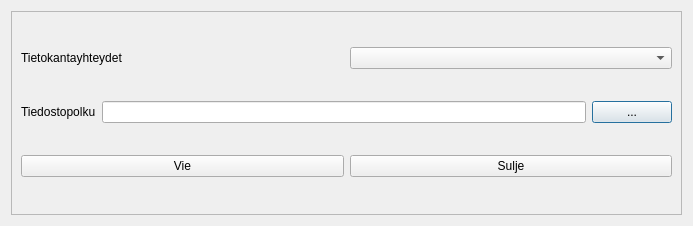
Before: the Qt Designer form infrao/resources/ui/export.ui in GispoCoding/infrao-plugin, drawn with Qt 5.
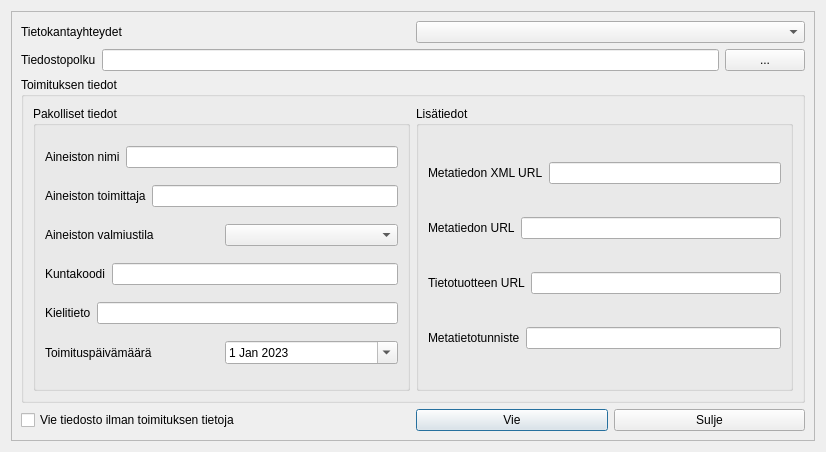
After: the same form once the commit is applied. Custom widgets are drawn as their Qt base class.

Commit message: Add osoite, suunnitelmalinkkitieto, paatos, shipment information and metadata exporting functionality. Add function documentation.

Diff of the .ui file:
```diff
--- a/infrao/resources/ui/export.ui
+++ b/infrao/resources/ui/export.ui
@@ -6,8 +6,8 @@
    <rect>
     <x>0</x>
     <y>0</y>
-    <width>693</width>
-    <height>226</height>
+    <width>826</width>
+    <height>452</height>
    </rect>
   </property>
   <property name="windowTitle">
@@ -30,13 +30,28 @@
        <rect>
         <x>0</x>
         <y>0</y>
-        <width>673</width>
-        <height>206</height>
+        <width>806</width>
+        <height>432</height>
        </rect>
       </property>
       <layout class="QGridLayout" name="gridLayout_2">
-       <item row="0" column="1">
-        <widget class="QComboBox" name="dbComboBox"/>
+       <item row="3" column="1">
+        <layout class="QHBoxLayout" name="horizontalLayout_13">
+         <item>
+          <widget class="QPushButton" name="exportButton">
+           <property name="text">
+            <string>Vie</string>
+           </property>
+          </widget>
+         </item>
+         <item>
+          <widget class="QPushButton" name="closeButton">
+           <property name="text">
+            <string>Sulje</string>
+           </property>
+          </widget>
+         </item>
+        </layout>
        </item>
        <item row="1" column="0" colspan="2">
         <layout class="QHBoxLayout" name="horizontalLayout">
@@ -63,24 +78,249 @@
          </item>
         </layout>
        </item>
-       <item row="2" column="1">
-        <widget class="QPushButton" name="closeButton">
-         <property name="text">
-          <string>Sulje</string>
+       <item row="2" column="0" colspan="2">
+        <widget class="QGroupBox" name="shipment_information_box">
+         <property name="enabled">
+          <bool>true</bool>
          </property>
-        </widget>
-       </item>
-       <item row="0" column="0">
-        <widget class="QLabel" name="label">
-         <property name="text">
-          <string>Tietokantayhteydet</string>
+         <property name="title">
+          <string>Toimituksen tiedot</string>
          </property>
+         <property name="flat">
+          <bool>false</bool>
+         </property>
+         <property name="checkable">
+          <bool>false</bool>
+         </property>
+         <layout class="QHBoxLayout" name="horizontalLayout_12">
+          <item>
+           <widget class="QGroupBox" name="groupBox">
+            <property name="title">
+             <string>Pakolliset tiedot</string>
+            </property>
+            <layout class="QVBoxLayout" name="verticalLayout">
+             <item>
+              <layout class="QHBoxLayout" name="horizontalLayout_2">
+               <item>
+                <widget class="QLabel" name="label_3">
+                 <property name="text">
+                  <string>Aineiston nimi</string>
+                 </property>
+                </widget>
+               </item>
+               <item>
+                <widget class="QLineEdit" name="tt_aineistonnimi">
+                 <property name="readOnly">
+                  <bool>false</bool>
+                 </property>
+                </widget>
+               </item>
+              </layout>
+             </item>
+             <item>
+              <layout class="QHBoxLayout" name="horizontalLayout_4">
+               <item>
+                <widget class="QLabel" name="label_7">
+                 <property name="text">
+                  <string>Aineiston toimittaja</string>
+                 </property>
+                </widget>
+               </item>
+               <item>
+                <widget class="QLineEdit" name="tt_aineistotoimittaja">
+                 <property name="readOnly">
+                  <bool>false</bool>
+                 </property>
+                </widget>
+               </item>
+              </layout>
+             </item>
+             <item>
+              <layout class="QHBoxLayout" name="horizontalLayout_6">
+               <item>
+                <widget class="QLabel" name="label_9">
+                 <property name="text">
+                  <string>Aineiston valmiustila</string>
+                 </property>
+                </widget>
+               </item>
+               <item>
+                <widget class="QComboBox" name="tt_tila"/>
+               </item>
+              </layout>
+             </item>
+             <item>
+              <layout class="QHBoxLayout" name="horizontalLayout_11">
+               <item>
+                <widget class="QLabel" name="label_14">
+                 <property name="text">
+                  <string>Kuntakoodi</string>
+                 </property>
+                </widget>
+               </item>
+               <item>
+                <widget class="QLineEdit" name="tt_kuntakoodi">
+                 <property name="readOnly">
+                  <bool>false</bool>
+                 </property>
+                </widget>
+               </item>
+              </layout>
+             </item>
+             <item>
+              <layout class="QHBoxLayout" name="horizontalLayout_5">
+               <item>
+                <widget class="QLabel" name="label_8">
+                 <property name="text">
+                  <string>Kielitieto</string>
+                 </property>
+                </widget>
+               </item>
+               <item>
+                <widget class="QLineEdit" name="tt_kielitieto">
+                 <property name="frame">
+                  <bool>true</bool>
+                 </property>
+                 <property name="dragEnabled">
+                  <bool>false</bool>
+                 </property>
+                 <property name="readOnly">
+                  <bool>false</bool>
+                 </property>
+                </widget>
+               </item>
+              </layout>
+             </item>
+             <item>
+              <layout class="QHBoxLayout" name="horizontalLayout_9">
+               <item>
+                <widget class="QLabel" name="label_12">
+                 <property name="text">
+                  <string>Toimituspäivämäärä</string>
+                 </property>
+                </widget>
+               </item>
+               <item>
+                <widget class="QDateEdit" name="tt_toimituspvm">
+                 <property name="calendarPopup">
+                  <bool>true</bool>
+                 </property>
+                 <property name="date">
+                  <date>
+                   <year>2023</year>
+                   <month>1</month>
+                   <day>1</day>
+                  </date>
+                 </property>
+                </widget>
+               </item>
+              </layout>
+             </item>
+            </layout>
+           </widget>
+          </item>
+          <item>
+           <widget class="QGroupBox" name="groupBox_2">
+            <property name="title">
+             <string>Lisätiedot</string>
+            </property>
+            <layout class="QVBoxLayout" name="verticalLayout_2">
+             <item>
+              <layout class="QHBoxLayout" name="horizontalLayout_3">
+               <item>
+                <widget class="QLabel" name="label_5">
+                 <property name="text">
+                  <string>Metatiedon XML URL</string>
+                 </property>
+                </widget>
+               </item>
+               <item>
+                <widget class="QLineEdit" name="tt_metatietoxmlurl">
+                 <property name="readOnly">
+                  <bool>false</bool>
+                 </property>
+                </widget>
+               </item>
+              </layout>
+             </item>
+             <item>
+              <layout class="QHBoxLayout" name="horizontalLayout_7">
+               <item>
+                <widget class="QLabel" name="label_10">
+                 <property name="text">
+                  <string>Metatiedon URL</string>
+                 </property>
+                </widget>
+               </item>
+               <item>
+                <widget class="QLineEdit" name="tt_metatietourl">
+                 <property name="readOnly">
+                  <bool>false</bool>
+                 </property>
+                </widget>
+               </item>
+              </layout>
+             </item>
+             <item>
+              <layout class="QHBoxLayout" name="horizontalLayout_8">
+               <item>
+                <widget class="QLabel" name="label_11">
+                 <property name="text">
+                  <string>Tietotuotteen URL</string>
+                 </property>
+                </widget>
+               </item>
+               <item>
+                <widget class="QLineEdit" name="tt_tietotuoteurl">
+                 <property name="readOnly">
+                  <bool>false</bool>
+                 </property>
+                </widget>
+               </item>
+              </layout>
+             </item>
+             <item>
+              <layout class="QHBoxLayout" name="horizontalLayout_10">
+               <item>
+                <widget class="QLabel" name="label_13">
+                 <property name="text">
+                  <string>Metatietotunniste</string>
+                 </property>
+                </widget>
+               </item>
+               <item>
+                <widget class="QLineEdit" name="tt_metatietotunniste">
+                 <property name="readOnly">
+                  <bool>false</bool>
+                 </property>
+                </widget>
+               </item>
+              </layout>
+             </item>
+            </layout>
+           </widget>
+          </item>
+         </layout>
         </widget>
        </item>
-       <item row="2" column="0">
-        <widget class="QPushButton" name="exportButton">
+       <item row="0" column="0" colspan="2">
+        <layout class="QHBoxLayout" name="horizontalLayout_15">
+         <item>
+          <widget class="QLabel" name="label">
+           <property name="text">
+            <string>Tietokantayhteydet</string>
+           </property>
+          </widget>
+         </item>
+         <item>
+          <widget class="QComboBox" name="dbComboBox"/>
+         </item>
+        </layout>
+       </item>
+       <item row="3" column="0">
+        <widget class="QCheckBox" name="exportShipmentInformation">
          <property name="text">
-          <string>Vie</string>
+          <string>Vie tiedosto ilman toimituksen tietoja</string>
          </property>
         </widget>
        </item>
```
The commit also changes 7 other files.
